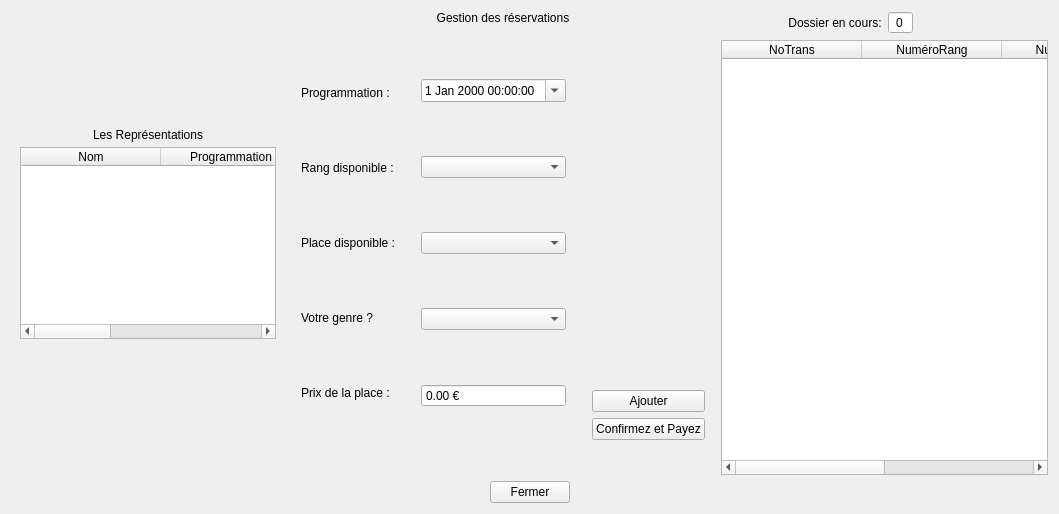
Above: gui/Gest_Res.ui from BennyBellier/Theatre-CEDB-Project before the change. Below: the same form after it.
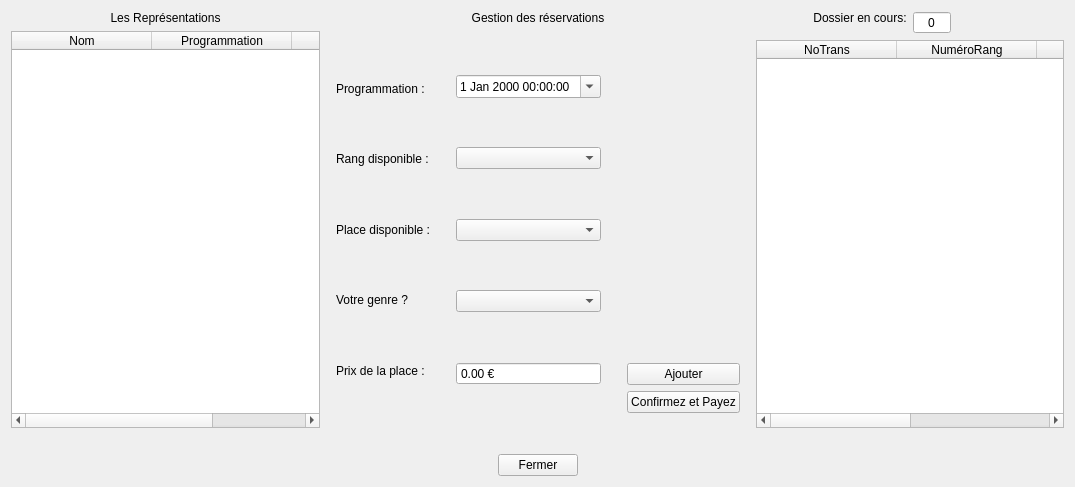
That is the form after the change.

Commit message: Gest_res_tres_fonctionnel,manque quelques details

```diff
--- a/gui/Gest_Res.ui
+++ b/gui/Gest_Res.ui
@@ -6,8 +6,8 @@
    <rect>
     <x>0</x>
     <y>0</y>
-    <width>1059</width>
-    <height>514</height>
+    <width>1075</width>
+    <height>487</height>
    </rect>
   </property>
   <property name="windowTitle">
@@ -20,22 +20,9 @@
       <number>0</number>
      </property>
      <item>
-      <widget class="QWidget" name="ContainerTableRep" native="true">
-       <property name="enabled">
-        <bool>true</bool>
-       </property>
-       <property name="maximumSize">
-        <size>
-         <width>450</width>
-         <height>16777215</height>
-        </size>
-       </property>
        <layout class="QVBoxLayout" name="verticalLayout_2">
-        <property name="spacing">
-         <number>5</number>
-        </property>
-        <property name="sizeConstraint">
-         <enum>QLayout::SetFixedSize</enum>
+       <property name="leftMargin">
+        <number>0</number>
         </property>
         <item>
          <widget class="QLabel" name="label">
@@ -104,7 +91,6 @@
          </widget>
         </item>
        </layout>
-      </widget>
      </item>
      <item>
       <layout class="QVBoxLayout" name="verticalLayout_4">
@@ -515,7 +501,7 @@
             <string>Dossier en cours:</string>
            </property>
            <property name="alignment">
-            <set>Qt::AlignCenter</set>
+            <set>Qt::AlignHCenter|Qt::AlignTop</set>
            </property>
           </widget>
          </item>
@@ -530,6 +516,9 @@
            <property name="buttonSymbols">
             <enum>QAbstractSpinBox::NoButtons</enum>
            </property>
+           <property name="maximum">
+            <number>3000</number>
+           </property>
           </widget>
          </item>
         </layout>
@@ -567,6 +556,13 @@
          </column>
         </widget>
        </item>
+       <item>
+        <widget class="QLabel" name="label_erreur_dossier">
+         <property name="text">
+          <string/>
+         </property>
+        </widget>
+       </item>
       </layout>
      </item>
     </layout>
```
Left out of the diff: 171 changed lines with no effect on the pictures. Lines whose indentation alone changed are shown as unchanged. The commit also changes 1 other file.
